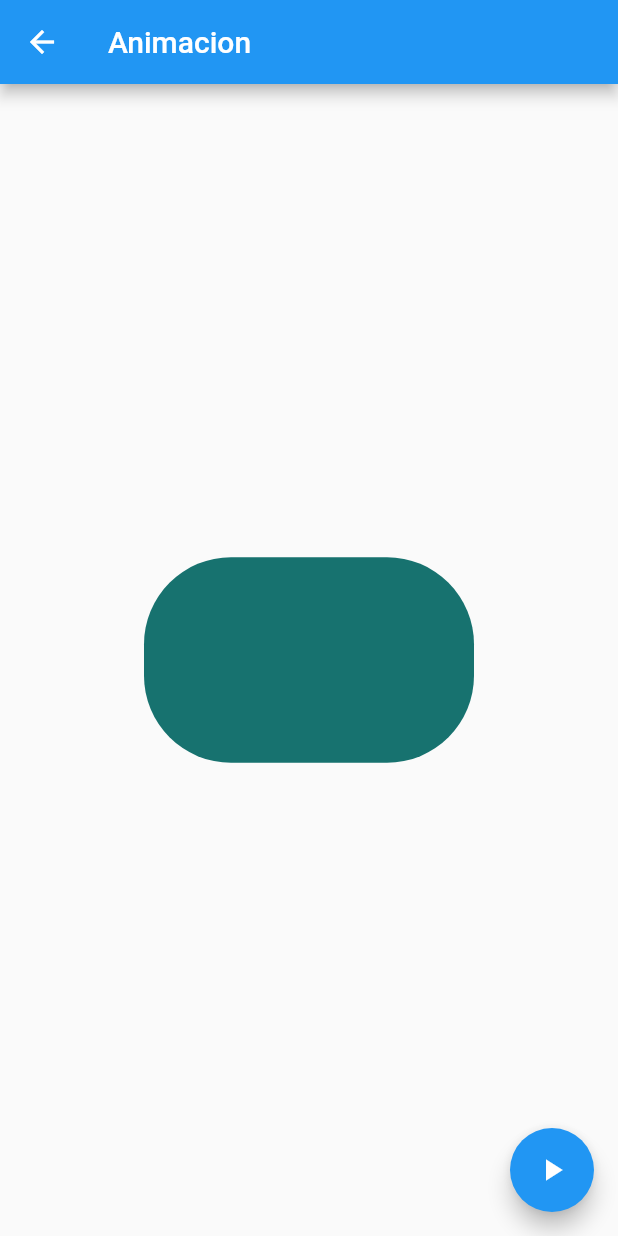
After one commit to jdgn94/fluter-componet-navigation-example, a Flutter app: the AnimatedContainerPage screen opened by its route, after a tap on the "play arrow" icon, on a phone screen of 412 x 824 dp. The commit adds this screen. Run offline on Flutter 3.47's test engine with Material 2 defaults, Android fonts, the phone set to English and light mode, and no system bars.

Commit message:
Creacion de animacion con su respectiva ruta

```diff
--- a/data/menu_opts.json
+++ b/data/menu_opts.json
@@ -1,20 +1,25 @@
 {
-    "nombreApp" : "Componentes",
-    "rutas" : [
+  "nombreApp": "Componentes",
+  "rutas": [
     {
-            "ruta" : "alert",
-            "icon" : "add_alert",
+      "ruta": "alert",
+      "icon": "add_alert",
       "texto": "Alertas"
     },
     {
-            "ruta" : "avatar",
-            "icon" : "accessibility",
+      "ruta": "avatar",
+      "icon": "accessibility",
       "texto": "Avatars"
     },
     {
-            "ruta" : "card",
-            "icon" : "folder_open",
+      "ruta": "card",
+      "icon": "folder_open",
       "texto": "Cards - Tarjetas"
+    },
+    {
+      "ruta": "animatedContainer",
+      "icon": "donut_large",
+      "texto": "Contenedor de Animacion"
     }
   ]
 }
--- /dev/null
+++ b/lib/src/pages/animated_container_page.dart
@@ -0,0 +1,51 @@
+import 'dart:math';
+
+import 'package:flutter/material.dart';
+
+class AnimatedContainerPage extends StatefulWidget {
+  @override
+  _AnimatedContainerPageState createState() => _AnimatedContainerPageState();
+}
+
+class _AnimatedContainerPageState extends State<AnimatedContainerPage> {
+  double _width = 50.0;
+  double _height = 50.0;
+  Color _color = Colors.pink;
+
+  BorderRadiusGeometry _borderRadius = BorderRadius.circular(8.0);
+  @override
+  Widget build(BuildContext context) {
+    return Scaffold(
+      appBar: AppBar(
+        title: Text('Animacion'),
+      ),
+      body: Center(
+        child: AnimatedContainer(
+          duration: Duration(seconds: 1),
+          curve: Curves.fastLinearToSlowEaseIn,
+          height: _height,
+          width: _width,
+          decoration: BoxDecoration(
+            borderRadius: _borderRadius,
+            color: _color,
+          ),
+        ),
+      ),
+      floatingActionButton: FloatingActionButton(
+        child: Icon(Icons.play_arrow),
+        onPressed: () => _changeState(),
+      ),
+    );
+  }
+
+  _changeState() {
+    final random = Random();
+    setState(() {
+      _width = random.nextInt(300).toDouble();
+      _height = random.nextInt(300).toDouble();
+      _color = Color.fromRGBO(
+          random.nextInt(255), random.nextInt(255), random.nextInt(255), 1);
+      _borderRadius = BorderRadius.circular(random.nextInt(100).toDouble());
+    });
+  }
+}
--- a/lib/src/routes/routes.dart
+++ b/lib/src/routes/routes.dart
@@ -4,12 +4,14 @@ import 'package:componets/src/pages/alert_page.dart';
 import 'package:componets/src/pages/avatar_page.dart';
 import 'package:componets/src/pages/home_page.dart';
 import 'package:componets/src/pages/card_page.dart';
+import 'package:componets/src/pages/animated_container_page.dart';
 
 Map<String, WidgetBuilder> getApplicationRoutes() {
   return <String, WidgetBuilder>{
     'home': (BuildContext context) => HomePage(),
     'alert': (BuildContext context) => AlertPage(),
     'avatar': (BuildContext context) => AvatarPage(),
-    'card': (BuildContext context) => CardPage()
+    'card': (BuildContext context) => CardPage(),
+    'animatedContainer': (BuildContext context) => AnimatedContainerPage(),
   };
 }
--- a/lib/src/utils/icons_string_util.dart
+++ b/lib/src/utils/icons_string_util.dart
@@ -3,7 +3,8 @@ import 'package:flutter/material.dart';
 final _icons = <String, IconData>{
   'add_alert': Icons.add_alert,
   'accessibility': Icons.accessibility,
-  'folder_open': Icons.folder_open
+  'folder_open': Icons.folder_open,
+  'donut_large': Icons.donut_large,
 };
 
 Icon getIcon(String iconName) {
```
Lines whose indentation alone changed are shown as unchanged.
